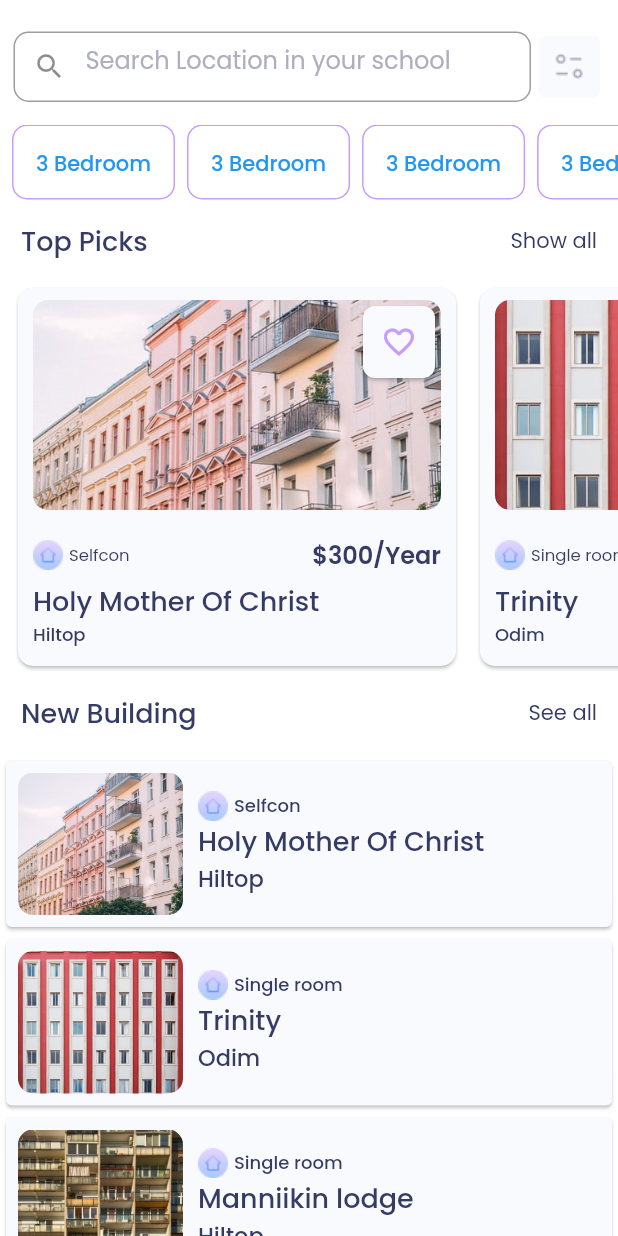
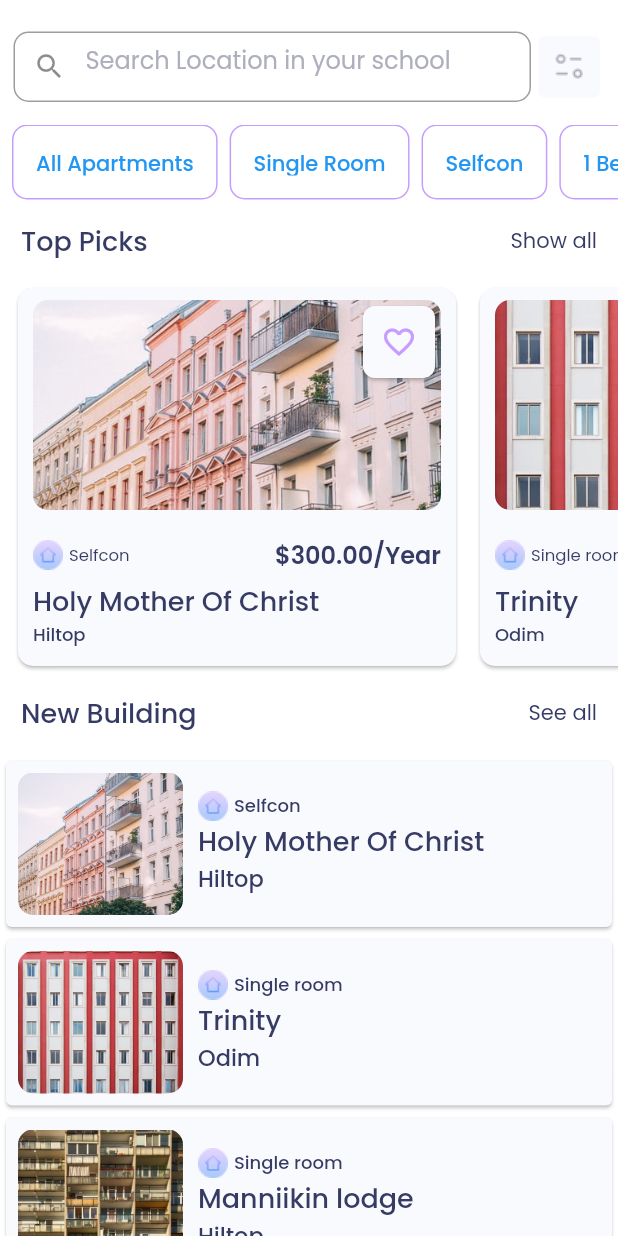
Before and after one commit to jhaym3s/haux, a Flutter app: the HomeScreen screen opened by its route, on a phone screen of 412 x 824 dp. Run offline on Flutter 3.47's test engine with Material 2 defaults, Android fonts, the light colour scheme and no system bars; our stand-ins replace gap, google_fonts.

Commit message:
index apartment

```diff
--- a/lib/main.dart
+++ b/lib/main.dart
@@ -3,10 +3,11 @@ import 'package:haux/provider_state/landlord_info_provider.dart';
 import 'package:haux/provider_state/haux_info.dart';
 import 'package:haux/provider_state/haux_info_provider.dart';
 import 'package:haux/screens/agent_details.dart';
-import 'package:haux/screens/auth_screen.dart';
+import 'package:haux/screens/auth/auth_screen.dart';
 import 'package:haux/screens/detail_page.dart';
 import 'package:haux/screens/filter_screen.dart';
-import 'package:haux/screens/forgot_password.dart';
+import 'package:haux/screens/auth/forgot_password.dart';
+import 'package:haux/screens/index_apartment.dart';
 import 'package:haux/screens/screens.dart';
 import 'package:haux/constants.dart';
 import 'package:haux/widgets/custom_navigation_bar.dart';
@@ -44,6 +45,7 @@ class MyApp extends StatelessWidget {
                   AgentDetails.routeName:(context) => const AgentDetails(),
                    AuthenticationScreen.routeName:(context) => const AuthenticationScreen(),
                    ForgotPasswordPage.routeName:(context) => const ForgotPasswordPage(),
+                   IndexApartment.routeName:(context) => const IndexApartment(),
         },
       ),
     );
--- a/lib/provider_state/haux_info.dart
+++ b/lib/provider_state/haux_info.dart
@@ -1,8 +1,17 @@
 
 import 'package:flutter/material.dart';
 
+
+enum category{
+  selfcon,
+  oneRoom,
+  twoRooms,
+  threeRooms,
+  singleRoom,
+}
+
 class HauxInfo with ChangeNotifier{
-final String? lodgeName,agentImagePath,apartmentType,location,description,agentName,id,imagePath, agentId;
+final String? lodgeName,agentImagePath,category,location,description,agentName,id,imagePath, agentId;
 final double? price;
 bool isFavorite;
 final List<String>? otherImages;
@@ -10,7 +19,7 @@ final List<String>? otherImages;
 
 HauxInfo({
 this.lodgeName,
-this.apartmentType,
+this.category,
 this.location,
 this.description,
 this.isFavorite = false,
--- a/lib/provider_state/haux_info_provider.dart
+++ b/lib/provider_state/haux_info_provider.dart
@@ -9,12 +9,12 @@ final List<HauxInfo> _apartmentList = [
 
 HauxInfo(
   agentName: "Mrs Jhaymes",
-  apartmentType: "Selfcon",
+  category: "Selfcon",
   location: "Behind Flat",
   lodgeName: "Unique Lodge",
   id: "l1",
   imagePath: "assets/image/haux4.jpg",
-  price: 400000,
+  price: 200,
   agentImagePath: "assets/image/agent1.jpg",
   agentId: "a1",
   description: "A lodge with 45 selfcon rooms",
@@ -22,13 +22,13 @@ HauxInfo(
 ),
 HauxInfo(
   agentName: "Mrs Jhaymes",
-  apartmentType: "Selfcon",
+  category: "Selfcon",
   location: "Hiltop",
   lodgeName: "Holy Mother Of Christ",
   id: "l2",
   imagePath: "assets/image/haux1.jpg",
   agentId: "a2",
-  price: 400000,
+  price: 300,
   agentImagePath: "assets/image/agent1.jpg",
   description: "A lodge with 45 selfcon rooms. Immediately after hilltop gate by your right. Blah blah blah yada yada yada yada "
   "just to make it longer. So this is the description and all",
@@ -36,13 +36,13 @@ HauxInfo(
 ),
 HauxInfo(
   agentName: "Mrs Jhaymes",
-  apartmentType: "Single room",
+  category: "Single room",
   location: "Hiltop",
   lodgeName: "Manniikin lodge",
   agentId: "a3",
   id: "l3",
   imagePath: "assets/image/haux5.jpg",
-  price: 400000,
+  price: 350,
   agentImagePath: "assets/image/agent1.jpg",
   description:  "A lodge with 45 selfcon rooms. Immediately after hilltop gate by your right. Blah blah blah yada yada yada yada just to make it longer. So this is the description and all",
   otherImages: ["assets/image/toilet.jpg","assets/image/interior2.jpg","assets/image/balcony.jpg"]..shuffle(),
@@ -50,13 +50,13 @@ HauxInfo(
 ),
 HauxInfo(
   agentName: "Mrs Jhaymes",
-  apartmentType: "Single room",
+  category: "Single room",
   location: "Odim",
   lodgeName: "Trinity",
   agentId: "a4",
   id: "l4",
   imagePath: "assets/image/haux3.jpg",
-  price: 400000,
+  price: 400,
   agentImagePath: "assets/image/agent1.jpg",
   description: "5 single rooms behind Prof.Dike apartment, has a bathroom and toilet to be shared by only the occupants of the apartment. Constant electricity and water flows just outside the apartment",
   otherImages: ["assets/image/toilet.jpg","assets/image/interior2.jpg","assets/image/balcony.jpg"]..shuffle(),
@@ -74,4 +74,8 @@ HauxInfo findById(String id){
 List<HauxInfo> get getFavourite{
   return apartmentList.where((element) => element.isFavorite == true).toList();
 }
+
+List<HauxInfo> get getSingleRoom{
+  return apartmentList.where((element) => element.category == "").toList();
 }
+}
--- a/lib/screens/auth_screen.dart
+++ b/lib/screens/auth/auth_screen.dart
@@ -1,6 +1,6 @@
 import 'package:flutter/material.dart';
 import 'package:google_fonts/google_fonts.dart';
-import 'package:haux/screens/forgot_password.dart';
+import 'package:haux/screens/auth/forgot_password.dart';
 import 'package:haux/screens/screens.dart';
 import 'package:haux/widgets/custom_navigation_bar.dart';
 
--- a/lib/screens/filter_screen.dart
+++ b/lib/screens/filter_screen.dart
@@ -4,8 +4,8 @@ import 'package:google_fonts/google_fonts.dart';
 import 'package:haux/widgets/custom_drop_down.dart';
 
 class FilterScreen extends StatefulWidget {
-  static  const routeName = "filter_screen";
-  const FilterScreen({ Key? key }) : super(key: key);
+  static const routeName = "filter_screen";
+  const FilterScreen({Key? key}) : super(key: key);
 
   @override
   _FilterScreenState createState() => _FilterScreenState();
@@ -13,61 +13,86 @@ class FilterScreen extends StatefulWidget {
 
 class _FilterScreenState extends State<FilterScreen> {
   List strings = [
-      "3 bedroom",'2 Bedroom', "Selfcon", "Another house", "another another House"
+    "3 bedroom",
+    '2 Bedroom',
+    "Selfcon",
+    "1 Bedroom",
+    "Single room"
   ];
   List cash = [
-      "50,000 - 100,000","100,000 - 180,000", "180,000-200,000", "200,000-280,000", "280,000 - 380,000","380,000 - 450,000"
+    "50,000 - 100,000",
+    "100,000 - 180,000",
+    "180,000-200,000",
+    "200,000-280,000",
+    "280,000 - 380,000",
+    "380,000 - 450,000"
   ];
   @override
   Widget build(BuildContext context) {
     final deviceSize = MediaQuery.of(context).size;
-    return  Scaffold(
+    return Scaffold(
         body: SafeArea(
       child: SizedBox(
         height: deviceSize.height,
         width: deviceSize.width,
         child: Padding(
-           padding: const EdgeInsets.only(left:8.0,right:8.0,top:16),
+          padding: const EdgeInsets.only(left: 8.0, right: 8.0, top: 16),
           child: Column(
             children: [
               Expanded(
                 child: Column(
                   crossAxisAlignment: CrossAxisAlignment.start,
-                   children:  [
+                  children: [
                     const CustomAppBar(),
                     const CustomDropDown(),
-                     Text("Pick Your Home Type",  style: GoogleFonts.poppins(
-                        textStyle: Theme.of(context).textTheme.bodyText1!.copyWith(fontWeight: FontWeight.w500,fontSize: 20, color: const Color(0xff363B64)))),
+                    Text("Pick Your Home Type",
+                        style: GoogleFonts.poppins(
+                            textStyle: Theme.of(context)
+                                .textTheme
+                                .bodyText1!
+                                .copyWith(
+                                    fontWeight: FontWeight.w500,
+                                    fontSize: 20,
+                                    color: const Color(0xff363B64)))),
                     WrappingWidget(strings: strings),
                     Padding(
-                 padding: const EdgeInsets.only(top:15.0),
-                 child: Text("Pick Price Range",  style: GoogleFonts.poppins(
-                 textStyle: Theme.of(context).textTheme.bodyText1!.copyWith(fontWeight: FontWeight.w500,fontSize: 20, color: const Color(0xff363B64)))),
+                      padding: const EdgeInsets.only(top: 15.0),
+                      child: Text("Pick Price Range",
+                          style: GoogleFonts.poppins(
+                              textStyle: Theme.of(context)
+                                  .textTheme
+                                  .bodyText1!
+                                  .copyWith(
+                                      fontWeight: FontWeight.w500,
+                                      fontSize: 20,
+                                      color: const Color(0xff363B64)))),
                     ),
                     WrappingWidget(strings: cash),
-
                   ],
                 ),
               ),
               Padding(
                 padding: const EdgeInsets.all(8.0),
-                  child: ElevatedButton(onPressed: (){
+                child: ElevatedButton(
+                    onPressed: () {
                       // this will provide get all the haux in the range of what was choosen
-                         }, child: Row(
+                    },
+                    child: Row(
                       mainAxisAlignment: MainAxisAlignment.center,
                       children: const [
                         Text("Apply changes "),
                         Icon(Icons.arrow_forward_rounded)
                       ],
-                         ), style: ElevatedButton.styleFrom(fixedSize: Size(deviceSize.width, 50),
+                    ),
+                    style: ElevatedButton.styleFrom(
+                        fixedSize: Size(deviceSize.width, 50),
                         primary: const Color(0xFFC69DFF))),
               ),
             ],
           ),
         ),
       ),
-     )
-     );
+    ));
   }
 }
 
@@ -82,21 +107,28 @@ class WrappingWidget extends StatelessWidget {
   @override
   Widget build(BuildContext context) {
     return Padding(
-      padding: const EdgeInsets.only(top:10.0),
+      padding: const EdgeInsets.only(top: 10.0),
       child: Wrap(
         direction: Axis.horizontal,
-        children: strings.map((item) => Padding(
-          padding: const EdgeInsets.only(right:8.0, top: 5.0),
-          child: TextButton(onPressed: (){},
-               child:   Padding(
-                 padding:  const EdgeInsets.all(8.0),
+        children: strings
+            .map(
+              (item) => Padding(
+                padding: const EdgeInsets.only(right: 8.0, top: 5.0),
+                child: TextButton(
+                  onPressed: () {},
+                  child: Padding(
+                    padding: const EdgeInsets.all(8.0),
                     child: Text(item),
                   ),
-               style: TextButton.styleFrom(side: const BorderSide(color: Color(0xffC69DFF), width: 1),
-               shape: const RoundedRectangleBorder(borderRadius: BorderRadius.all(Radius.circular(15)))
+                  style: TextButton.styleFrom(
+                      side:
+                          const BorderSide(color: Color(0xffC69DFF), width: 1),
+                      shape: const RoundedRectangleBorder(
+                          borderRadius: BorderRadius.all(Radius.circular(15)))),
                 ),
               ),
-        ),).toList(),
+            )
+            .toList(),
       ),
     );
   }
@@ -112,15 +144,22 @@ class CustomAppBar extends StatelessWidget {
     return Row(
       mainAxisAlignment: MainAxisAlignment.spaceBetween,
       children: [
-        Card(child: IconButton(onPressed: (){
+        Card(
+          child: IconButton(
+              onPressed: () {
                 Navigator.of(context).pop();
-        }, icon: const Icon(Icons.arrow_back_ios_new)),),
+              },
+              icon: const Icon(Icons.arrow_back_ios_new)),
+        ),
         Padding(
-          padding: const EdgeInsets.only(right:24.0),
-          child: Text("Filter",  style: GoogleFonts.poppins(
-           textStyle: Theme.of(context).textTheme.bodyText1!.
-           copyWith(fontWeight: FontWeight.w500,fontSize: 24,
-           color:const Color(0xff363B64),))),
+          padding: const EdgeInsets.only(right: 24.0),
+          child: Text("Filter",
+              style: GoogleFonts.poppins(
+                  textStyle: Theme.of(context).textTheme.bodyText1!.copyWith(
+                        fontWeight: FontWeight.w500,
+                        fontSize: 24,
+                        color: const Color(0xff363B64),
+                      ))),
         ),
         const SizedBox()
       ],
--- a/lib/screens/home_page.dart
+++ b/lib/screens/home_page.dart
@@ -1,6 +1,7 @@
 
 import 'package:flutter/cupertino.dart';
 import 'package:flutter/material.dart';
+import 'package:haux/screens/index_apartment.dart';
 import 'package:haux/widgets/widgets.dart';
 
 class HomeScreen extends StatefulWidget {
@@ -12,17 +13,56 @@ class HomeScreen extends StatefulWidget {
 }
 
 class _HomeScreenState extends State<HomeScreen> {
+ final apartmentTypes = [
+   "All Apartments",
+    "Single Room",
+    "Selfcon",
+    "1 Bedroom",
+    "2 Bedroom",
+    "3 Bedroom",
+ ];
+   String apartmentChosen = "All Apartments";
+
   @override
   Widget build(BuildContext context) {
     //final deviceSize = MediaQuery.of(context).size;
     return
         SingleChildScrollView(
         child: Column(
-        children: const [
-        SearchBar(),
-        TopScroll(),
-        HorizontalList(),
-        VerticalList()
+        children: [
+        const SearchBar(),
+       Padding(
+      padding: const EdgeInsets.only(top:14.0),
+      child: SizedBox(
+        height: 50.0,
+        child: ListView.builder(
+          scrollDirection: Axis.horizontal,
+          itemCount: apartmentTypes.length,
+          itemBuilder: (context, index) {
+            return
+               Padding(
+                padding: const EdgeInsets.only(left:8.0),
+                child: TextButton(onPressed: (){
+                  apartmentChosen = apartmentTypes[index];
+                 Navigator.push(context,
+              MaterialPageRoute(builder: (context) =>  IndexApartment(apartmentTypeChoosen: apartmentChosen,)),
+  );
+                },
+                child:   Padding(
+                  padding:  const EdgeInsets.all(8.0),
+                  child: Text(apartmentTypes[index]),
+                ),
+                style: TextButton.styleFrom(side: const BorderSide(color: Color(0xffC69DFF), width: 1),
+                shape: const RoundedRectangleBorder(borderRadius: BorderRadius.all(Radius.circular(10)))
+                ),
+                ),
+            );
+          },
+        ),
+      ),
+    ),
+        const HorizontalList(),
+        const VerticalList()
         ],
 
       ),
--- a/lib/screens/screens.dart
+++ b/lib/screens/screens.dart
@@ -2,5 +2,5 @@ export 'home_page.dart';
 export 'splash_screen.dart';
 export 'favourite_screen.dart';
 export 'profile_screen.dart';
-export 'auth_screen.dart';
-export 'forgot_password.dart';
+export 'auth/auth_screen.dart';
+export 'auth/forgot_password.dart';
--- a/lib/widgets/horizontal_list_item.dart
+++ b/lib/widgets/horizontal_list_item.dart
@@ -40,7 +40,8 @@ class HorizontalListItem extends StatelessWidget {
                          return IconButton(onPressed: (){
                          haux.toggleFavorite();
                          final snackBar = SnackBar(
-            content:  Text(haux.isFavorite?"Added to favourite":"Removed from favourite"),
+                  content:  Text(haux.isFavorite?"${haux.lodgeName} added to favourite":
+                 "${haux.lodgeName} removed from favourite"),
             duration:const Duration(seconds: 3),
           );
           Scaffold.of(context).removeCurrentSnackBar(reason: SnackBarClosedReason.swipe);
@@ -67,11 +68,11 @@ class HorizontalListItem extends StatelessWidget {
                        children: [
                          Image.asset("assets/image/hometype.png",height: 20,width:20),
                         const Gap(4),
-                         Text(haux.apartmentType!,  style: GoogleFonts.poppins(
+                         Text(haux.category!,  style: GoogleFonts.poppins(
                            textStyle: Theme.of(context).textTheme.bodyText1!.copyWith(fontWeight: FontWeight.w400,fontSize: 11, color:const Color(0xff363B64)))),
                        ],
                      ),
-                   Text("\$${300}/Year",  style: GoogleFonts.poppins(
+                   Text("\$${haux.price!.toStringAsFixed(2)}/Year",  style: GoogleFonts.poppins(
                           textStyle: Theme.of(context).textTheme.bodyText1!.copyWith(fontWeight: FontWeight.w600,fontSize: 16, color:const Color(0xff363B64),))),
                    ],
                  ),
--- a/lib/widgets/top_scroll.dart
+++ b/lib/widgets/top_scroll.dart
@@ -1,7 +1,9 @@
 import 'package:flutter/material.dart';
 
 class TopScroll extends StatelessWidget {
-  const TopScroll({ Key? key }) : super(key: key);
+   TopScroll({ Key? key }) : super(key: key);
+
+  final List apartmentType = [];
 
   @override
   Widget build(BuildContext context) {
--- a/lib/widgets/vertical_list_item.dart
+++ b/lib/widgets/vertical_list_item.dart
@@ -34,7 +34,7 @@ class VerticalListItem extends StatelessWidget {
                      children: [
                         Image.asset("assets/image/hometype.png",),
                         const Gap(4),
-                      Text(hauxInfo.apartmentType!,  style: GoogleFonts.poppins(
+                      Text(hauxInfo.category!,  style: GoogleFonts.poppins(
        textStyle: Theme.of(context).textTheme.bodyText1!.copyWith(fontWeight: FontWeight.w500,
        fontSize: 12, color:const Color(0xff363B64)))),
                      ]
```
Also changed, not shown: lib/screens/index_apartment.dart (added, +30 -0 lines), lib/screens/auth/forgot_password.dart (renamed from lib/screens/forgot_password.dart). Lines whose indentation alone changed are shown as unchanged.
